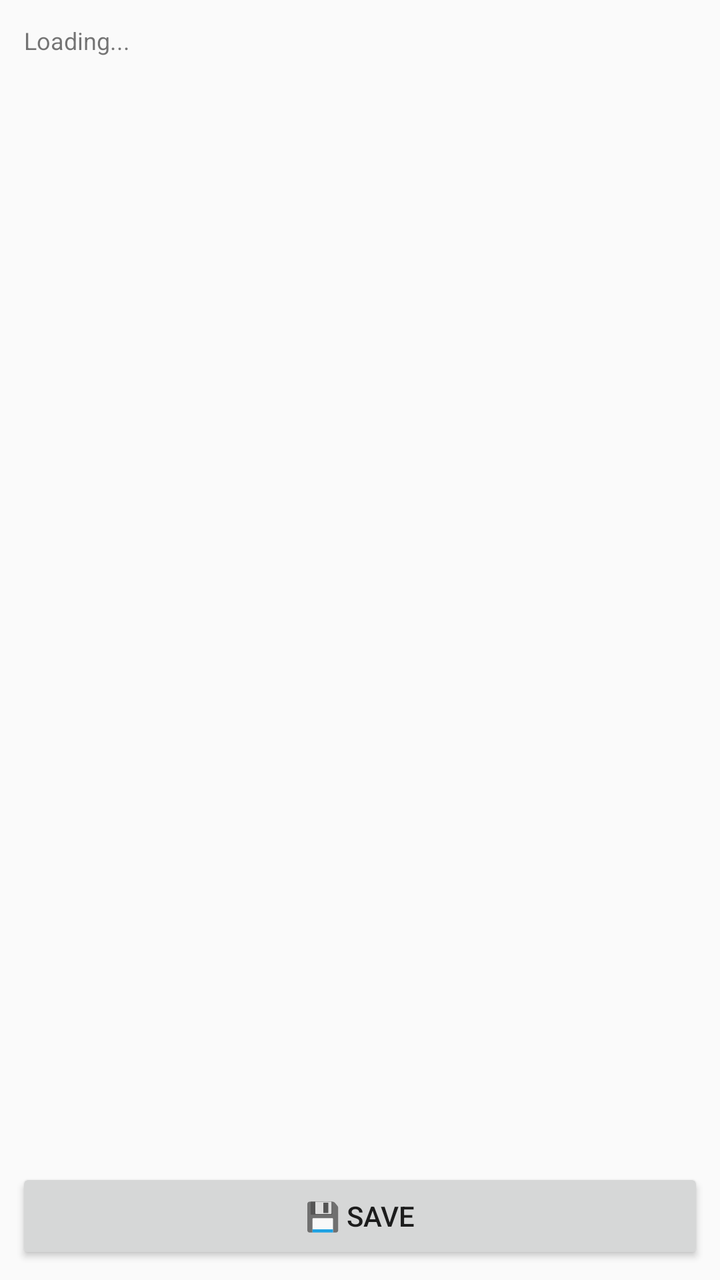
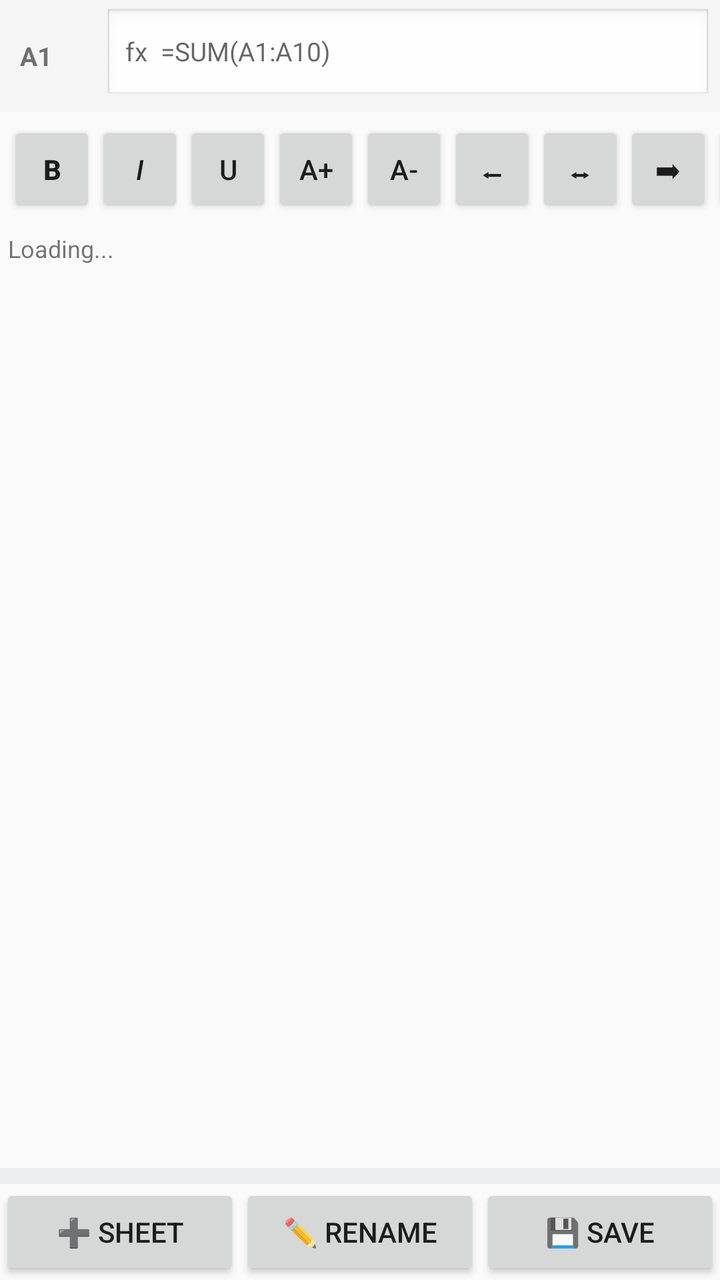

The first picture is an Android layout as it rendered before a commit; the second is the same layout after the commit. The layout source and the unified diff follow.
<!-- AndroidManifest.xml: application theme Theme.AppCompat.DayNight.NoActionBar -->
<!-- res/layout/activity_excel_editor.xml -->
<?xml version="1.0" encoding="utf-8"?>
<LinearLayout xmlns:android="http://schemas.android.com/apk/res/android"
    android:layout_width="match_parent"
    android:layout_height="match_parent"
    android:orientation="vertical"
    android:padding="8dp">

    <TextView
        android:id="@+id/statusText"
        android:layout_width="match_parent"
        android:layout_height="wrap_content"
        android:padding="4dp"
        android:text="Loading..."
        android:textSize="12sp" />

    <HorizontalScrollView
        android:layout_width="match_parent"
        android:layout_height="0dp"
        android:layout_weight="1"
        android:scrollbars="horizontal|vertical">

        <TableLayout
            android:id="@+id/grid"
            android:layout_width="wrap_content"
            android:layout_height="wrap_content"
            android:stretchColumns="*" />
    </HorizontalScrollView>

    <Button
        android:id="@+id/btnSave"
        android:layout_width="match_parent"
        android:layout_height="wrap_content"
        android:text="💾 Save" />
</LinearLayout>
<!-- resources referenced by this layout -->
<resources>

</resources>

<!-- the commit's change to res/layout/activity_excel_editor.xml (unified diff, before → after) -->
@@ -2,8 +2,81 @@
 <LinearLayout xmlns:android="http://schemas.android.com/apk/res/android"
     android:layout_width="match_parent"
     android:layout_height="match_parent"
-    android:orientation="vertical"
-    android:padding="8dp">
+    android:orientation="vertical">
+
+    
+    <LinearLayout
+        android:layout_width="match_parent"
+        android:layout_height="wrap_content"
+        android:orientation="horizontal"
+        android:background="#F5F5F5"
+        android:padding="4dp"
+        android:gravity="center_vertical">
+
+        <TextView
+            android:id="@+id/cellRef"
+            android:layout_width="wrap_content"
+            android:layout_height="wrap_content"
+            android:minWidth="48dp"
+            android:text="A1"
+            android:textStyle="bold"
+            android:textSize="13sp"
+            android:padding="6dp" />
+
+        <EditText
+            android:id="@+id/formulaBar"
+            android:layout_width="0dp"
+            android:layout_height="wrap_content"
+            android:layout_weight="1"
+            android:hint="fx  =SUM(A1:A10)"
+            android:textSize="13sp"
+            android:inputType="text"
+            android:singleLine="true"
+            android:background="@android:drawable/edit_text" />
+    </LinearLayout>
+
+    
+    <HorizontalScrollView
+        android:layout_width="match_parent"
+        android:layout_height="wrap_content"
+        android:scrollbars="none">
+
+        <LinearLayout
+            android:layout_width="wrap_content"
+            android:layout_height="wrap_content"
+            android:orientation="horizontal"
+            android:padding="4dp">
+
+            <Button android:id="@+id/btnBold" android:layout_width="wrap_content" android:layout_height="wrap_content"
+                android:minWidth="44dp" android:text="B" android:textStyle="bold" />
+            <Button android:id="@+id/btnItalic" android:layout_width="wrap_content" android:layout_height="wrap_content"
+                android:minWidth="44dp" android:text="I" android:textStyle="italic" />
+            <Button android:id="@+id/btnUnderline" android:layout_width="wrap_content" android:layout_height="wrap_content"
+                android:minWidth="44dp" android:text="U" />
+            <Button android:id="@+id/btnFontPlus" android:layout_width="wrap_content" android:layout_height="wrap_content"
+                android:minWidth="44dp" android:text="A+" />
+            <Button android:id="@+id/btnFontMinus" android:layout_width="wrap_content" android:layout_height="wrap_content"
+                android:minWidth="44dp" android:text="A-" />
+            <Button android:id="@+id/btnAlignLeft" android:layout_width="wrap_content" android:layout_height="wrap_content"
+                android:minWidth="44dp" android:text="⬅" />
+            <Button android:id="@+id/btnAlignCenter" android:layout_width="wrap_content" android:layout_height="wrap_content"
+                android:minWidth="44dp" android:text="⬌" />
+            <Button android:id="@+id/btnAlignRight" android:layout_width="wrap_content" android:layout_height="wrap_content"
+                android:minWidth="44dp" android:text="➡" />
+            <Button android:id="@+id/btnFillColor" android:layout_width="wrap_content" android:layout_height="wrap_content"
+                android:minWidth="44dp" android:text="🎨" />
+            <Button android:id="@+id/btnTextColor" android:layout_width="wrap_content" android:layout_height="wrap_content"
+                android:minWidth="44dp" android:text="🅰" />
+            <Button android:id="@+id/btnInsertRow" android:layout_width="wrap_content" android:layout_height="wrap_content"
+                android:minWidth="44dp" android:text="+R" />
+            <Button android:id="@+id/btnDeleteRow" android:layout_width="wrap_content" android:layout_height="wrap_content"
+                android:minWidth="44dp" android:text="-R" />
+            <Button android:id="@+id/btnInsertCol" android:layout_width="wrap_content" android:layout_height="wrap_content"
+                android:minWidth="44dp" android:text="+C" />
+            <Button android:id="@+id/btnDeleteCol" android:layout_width="wrap_content" android:layout_height="wrap_content"
+                android:minWidth="44dp" android:text="-C" />
+        </LinearLayout>
+    </HorizontalScrollView>
 
     <TextView
         android:id="@+id/statusText"
@@ -16,19 +89,58 @@
     <HorizontalScrollView
         android:layout_width="match_parent"
         android:layout_height="0dp"
-        android:layout_weight="1"
-        android:scrollbars="horizontal|vertical">
+        android:layout_weight="1">
 
-        <TableLayout
-            android:id="@+id/grid"
+        <ScrollView
+            android:layout_width="wrap_content"
+            android:layout_height="match_parent">
+
+            <TableLayout
+                android:id="@+id/grid"
+                android:layout_width="wrap_content"
+                android:layout_height="wrap_content" />
+        </ScrollView>
+    </HorizontalScrollView>
+
+    
+    <HorizontalScrollView
+        android:layout_width="match_parent"
+        android:layout_height="wrap_content"
+        android:scrollbars="none"
+        android:background="#ECEFF1">
+
+        <LinearLayout
+            android:id="@+id/sheetTabs"
             android:layout_width="wrap_content"
             android:layout_height="wrap_content"
-            android:stretchColumns="*" />
+            android:orientation="horizontal"
+            android:padding="4dp" />
     </HorizontalScrollView>
 
-    <Button
-        android:id="@+id/btnSave"
+    <LinearLayout
         android:layout_width="match_parent"
         android:layout_height="wrap_content"
-        android:text="💾 Save" />
+        android:orientation="horizontal">
+
+        <Button
+            android:id="@+id/btnAddSheet"
+            android:layout_width="0dp"
+            android:layout_height="wrap_content"
+            android:layout_weight="1"
+            android:text="➕ Sheet" />
+
+        <Button
+            android:id="@+id/btnRenameSheet"
+            android:layout_width="0dp"
+            android:layout_height="wrap_content"
+            android:layout_weight="1"
+            android:text="✏️ Rename" />
+
+        <Button
+            android:id="@+id/btnSave"
+            android:layout_width="0dp"
+            android:layout_height="wrap_content"
+            android:layout_weight="1"
+            android:text="💾 Save" />
+    </LinearLayout>
 </LinearLayout>
